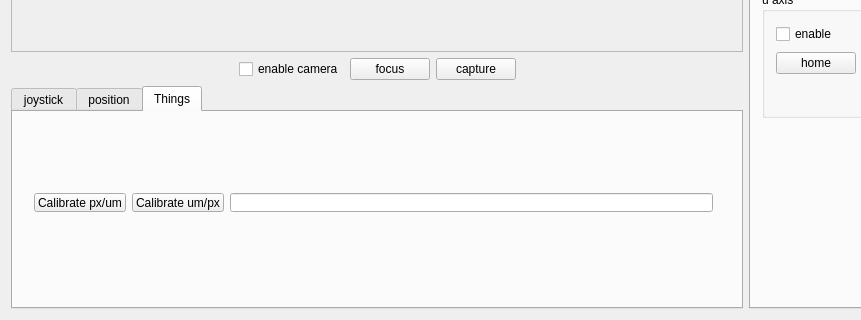
Qt form magrathea.ui (gitHleon/magrathea) before a commit; both pictures show x 0 to 861 and y 480 to 800 of the 1400 by 800 pixel window.
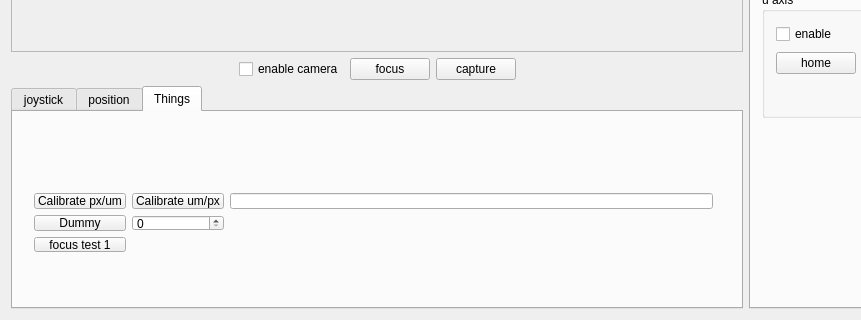
The same form after that commit.

Commit message:
adding auto-focus function
Adding auto-focus functionalities - still not stable

```diff
--- a/magrathea.ui
+++ b/magrathea.ui
@@ -476,7 +476,7 @@
            <x>10</x>
            <y>70</y>
            <width>701</width>
-           <height>41</height>
+           <height>81</height>
           </rect>
          </property>
          <layout class="QGridLayout" name="gridLayout_5">
@@ -494,6 +494,16 @@
             </property>
            </widget>
           </item>
+          <item row="1" column="0">
+           <widget class="QPushButton" name="pushButton_dummy">
+            <property name="text">
+             <string>Dummy</string>
+            </property>
+           </widget>
+          </item>
+          <item row="1" column="1">
+           <widget class="QSpinBox" name="spinBox_dummy"/>
+          </item>
           <item row="0" column="2">
            <widget class="QLineEdit" name="Calib_value_lineEdit">
             <property name="readOnly">
@@ -501,6 +511,13 @@
             </property>
            </widget>
           </item>
+          <item row="2" column="0">
+           <widget class="QPushButton" name="focus_test">
+            <property name="text">
+             <string>focus test 1</string>
+            </property>
+           </widget>
+          </item>
          </layout>
         </widget>
        </widget>
```
The commit also changes 39 other files.
